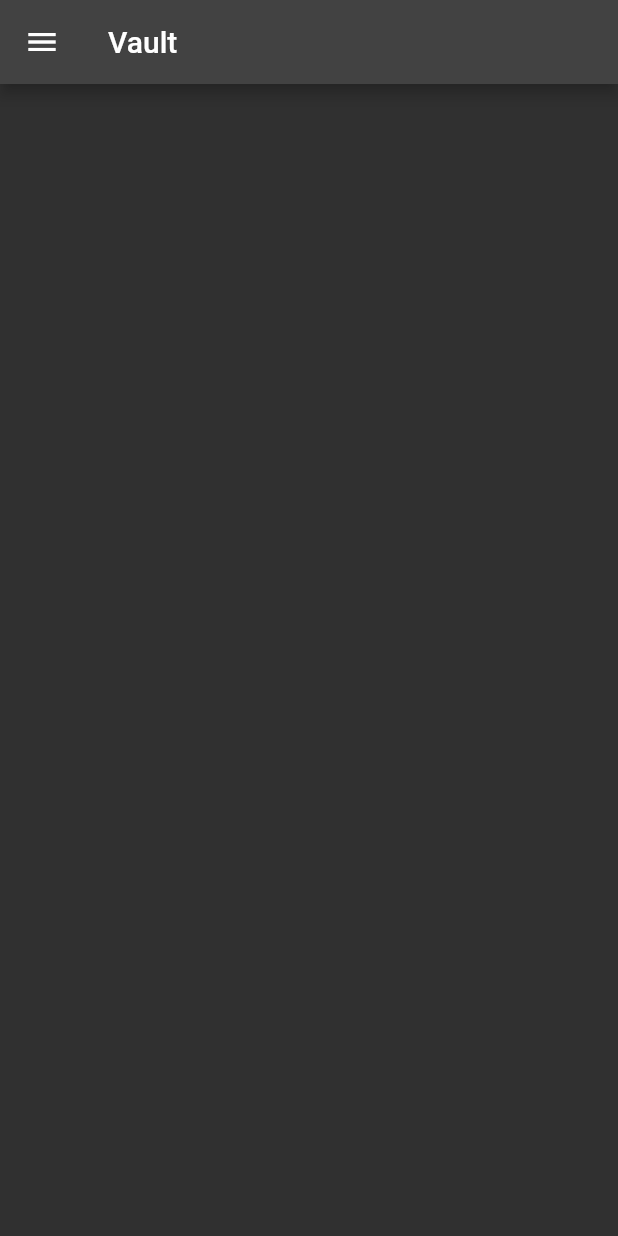
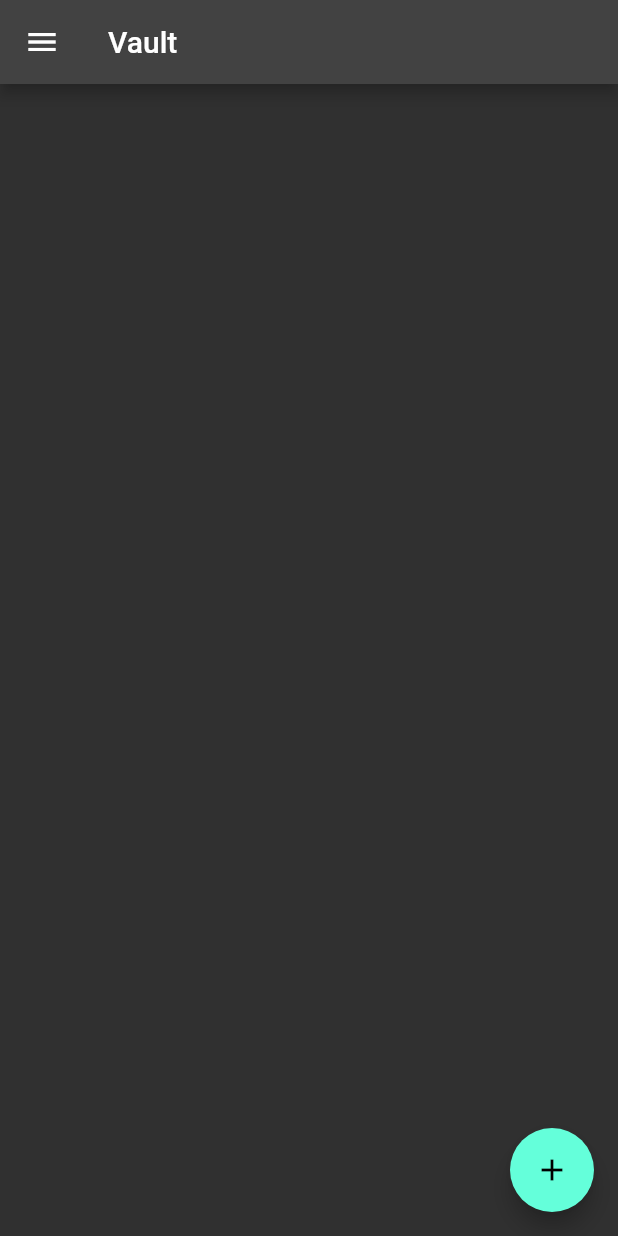
Before and after one commit to Abled-Taha/UPM, a Flutter app: the screen it shows after launch, on a phone screen of 412 x 824 dp. Run offline on Flutter 3.47's test engine with Material 2 defaults, Android fonts, the phone set to English and light mode, and no system bars; our stand-ins replace dio.

Commit message:
A little progress

```diff
--- a/upm/lib/screens/home.dart
+++ b/upm/lib/screens/home.dart
@@ -13,8 +13,20 @@ class Home extends StatelessWidget {
       appBar: AppBar(
         title: const Text(name),
       ),
-      body: Center(
-        child: Container(),
+      body: Container(
+        padding:
+            const EdgeInsets.only(left: 15, right: 15, bottom: 15, top: 15),
+        child: Center(
+          child: SingleChildScrollView(
+            child: Column(
+              children: [],
+            ),
+          ),
+        ),
+      ),
+      floatingActionButton: FloatingActionButton(
+        child: const Icon(Icons.add),
+        onPressed: () {},
       ),
       drawer: Drawer(
         child: ListView(
--- a/upm/lib/screens/signup.dart
+++ b/upm/lib/screens/signup.dart
@@ -56,7 +56,10 @@ class _SignupState extends State<Signup> {
             'http://${value["serverIP"]}:${value["port"]}/${value["passwordMain"]}/reg/${controllerEmail.text}/${controllerPassword.text}/${controllerUsername.text}');
         return response;
       });
-    } catch (e) {}
+    } catch (e) {
+      showErrorDialog(context, "Connection Error",
+          "Please Check Your Internet Connection & Try Again Later");
+    }
   }
 
   @override
```
Also changed, not shown: upm/lib/screens/login.dart (+12 -2 lines), Changelog.txt.
